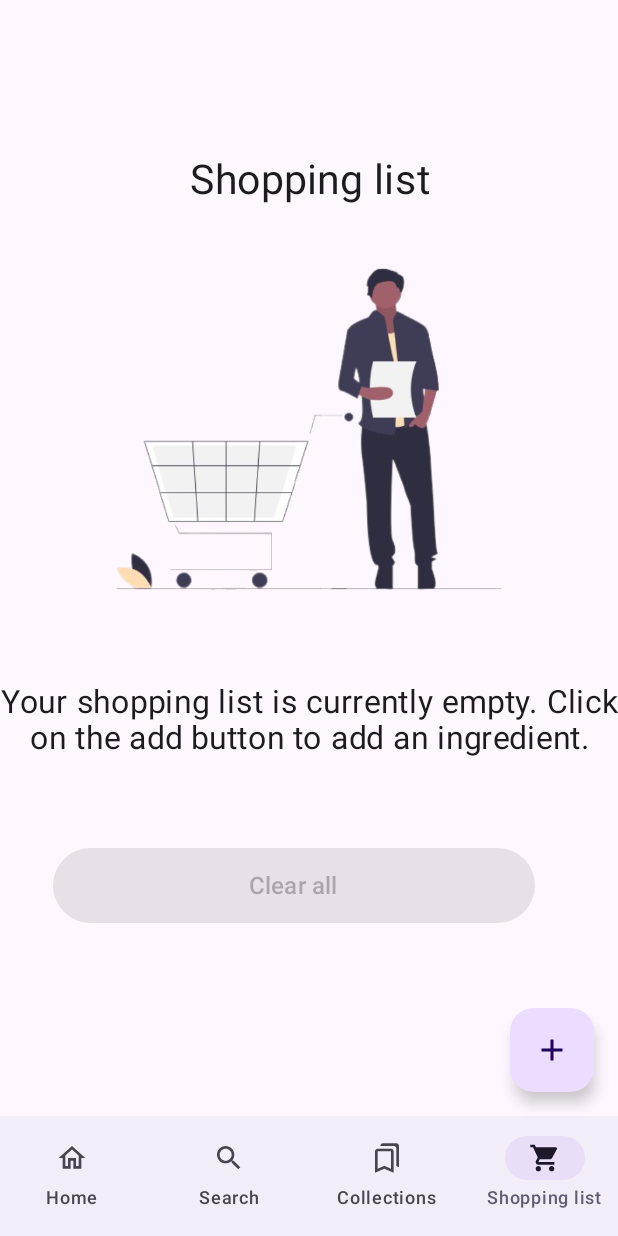
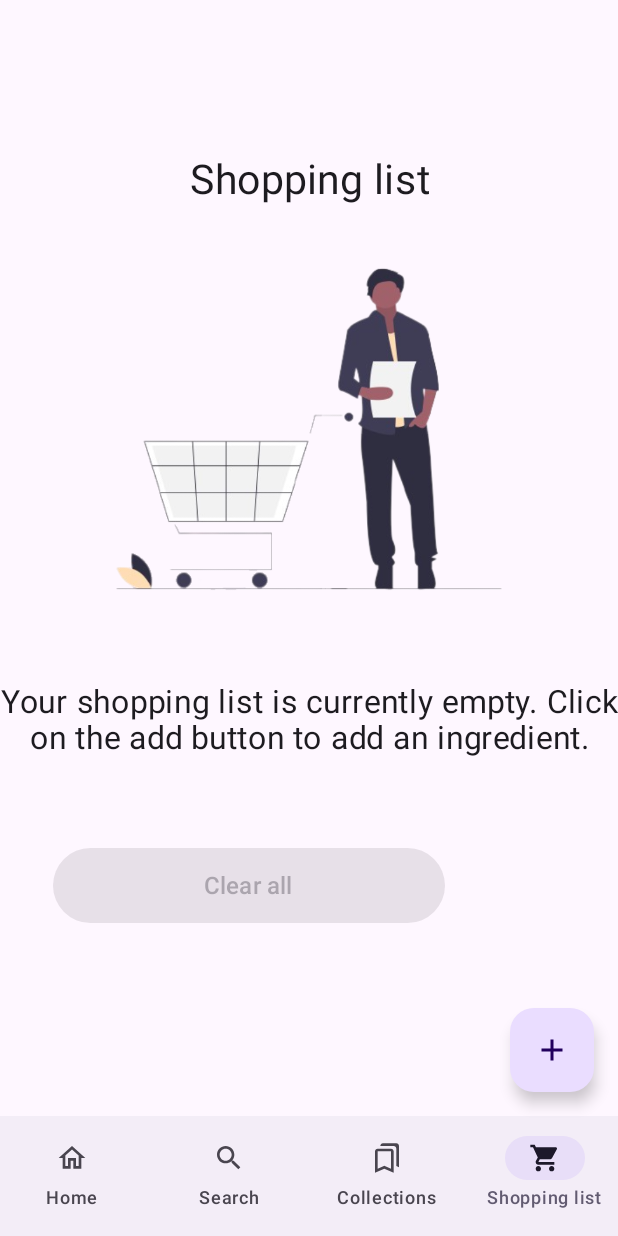
Before and after one commit to milkowska/MealBay, an Android app built with Jetpack Compose: the list screen opened through its navigation route, on a phone screen of 412 x 824 dp. Run offline under Robolectric (Android 15) with nearby library versions, the phone set to English and light mode, and no system bars; our stand-ins replace Room's generated code, livedata-compose.

Commit message:
refactored EmptyListScreen

```diff
--- a/app/src/main/java/uk/ac/aber/dcs/cs39440/mealbay/ui/shopping_list/ListScreen.kt
+++ b/app/src/main/java/uk/ac/aber/dcs/cs39440/mealbay/ui/shopping_list/ListScreen.kt
@@ -1,5 +1,6 @@
 package uk.ac.aber.dcs.cs39440.mealbay.ui.shopping_list
 
+import android.content.Context
 import android.widget.Toast
 import androidx.compose.foundation.Image
 import androidx.compose.foundation.background
@@ -9,6 +10,7 @@ import androidx.compose.foundation.lazy.LazyColumn
 import androidx.compose.foundation.lazy.items
 import androidx.compose.material.icons.Icons
 import androidx.compose.material.icons.filled.Add
+import androidx.compose.material.icons.filled.Close
 import androidx.compose.material.icons.filled.Delete
 import androidx.compose.material3.*
 import androidx.compose.runtime.*
@@ -56,7 +58,6 @@ fun ListScreenTopLevel(
                 shoppingListItem
             )
         },
-        shoppingListViewModel
     )
 }
 
@@ -67,16 +68,15 @@ fun ListScreen(
     shoppingList: List<ShoppingListItem> = listOf(),
     doDelete: (ShoppingListItem) -> Unit = {},
     doInsert: (ShoppingListItem) -> Unit = {},
-    shoppingListViewModel: ShoppingListViewModel
 ) {
     var openDialog = remember { mutableStateOf(false) }
-    // var displayBoxCard by remember { mutableStateOf(false) }
+    var item by rememberSaveable { mutableStateOf("") }
+    var context = LocalContext.current
     TopLevelScaffold(
         navController = navController,
         floatingActionButton = {
             FloatingActionButton(
                 onClick = {
-                    // displayBoxCard = true
                     openDialog.value = true
                 },
             ) {
@@ -92,25 +92,20 @@ fun ListScreen(
                 .padding(innerPadding)
                 .fillMaxSize()
         ) {
+            val openAlertDialog = remember { mutableStateOf(false) }
 
-            val openAlertDialog = remember { mutableStateOf(false) }
-            val context = LocalContext.current
-            var item by rememberSaveable { mutableStateOf("") }
+
 
             Column(
                 modifier = Modifier
                     .fillMaxSize(),
                 verticalArrangement = Arrangement.Center,
                 horizontalAlignment = Alignment.CenterHorizontally
-
                 ) {
 
                 if (openDialog.value) {
                     Dialog(
                         onDismissRequest = {
-                            // Dismiss the dialog when the user clicks outside the dialog or on the back
-                            // button. If you want to disable that functionality, simply use an empty
-                            // onDismissRequest.
                             openDialog.value = false
                         }
                     ) {
@@ -186,40 +181,8 @@ fun ListScreen(
                         }
                     }
                 }
-                /*if (displayBoxCard) {
-                    Box(
-                        modifier = Modifier
-                            .fillMaxWidth()
-                            .wrapContentHeight()
-                            .padding(16.dp)
-                            .offset(y = (-16).dp)
-                    ) {
-                        Card(
-                            modifier = Modifier
-                                .fillMaxWidth()
-                                .wrapContentHeight()
-                                .padding(16.dp),
-                            //  elevation = 8.dp
-                        ) {
-                            Column(
-                                modifier = Modifier.padding(16.dp),
-                                horizontalAlignment = Alignment.CenterHorizontally
-                            ) {
-                                Text("Hello, this is a box card!")
-                                Button(
-                                    onClick = { displayBoxCard = false },
-                                    modifier = Modifier.padding(top = 16.dp)
-                                ) {
-                                    Text("Close")
-                                }
-                            }
-                            // }
-                        }
-                    }
-                }*/
                 if (shoppingList.isEmpty()) {
                     EmptyScreenContent(shoppingList)
-
                 } else {
                     Column(
                         modifier = Modifier
@@ -258,14 +221,12 @@ fun ListScreen(
                                             .weight(1f),
                                         fontSize = 18.sp,
                                     )
-                                    //TODO add  delete icon in the list element
                                     Icon(
-                                        imageVector = Icons.Filled.Delete,
+                                        imageVector = Icons.Filled.Close,
                                         contentDescription = stringResource(id = R.string.delete_icon),
                                         modifier = Modifier
                                             .clickable(
                                                 onClick = {
-                                                    /*todo("perform different actions based upon item clicked")*/
                                                     doDelete(
                                                         ShoppingListItem(
                                                             item = item.item,
@@ -276,9 +237,7 @@ fun ListScreen(
                                             ),
                                         )
                                 }
-
                                 Divider(startIndent = 0.dp, thickness = 1.dp)
-                            }
                             }
                         }
 
@@ -291,12 +250,13 @@ fun ListScreen(
                                 .height(60.dp)
                                 .width(200.dp)
                                 .weight(0.5f),
+                                enabled = shoppingList.isNotEmpty(),
                                 onClick = {
                                     openAlertDialog.value = true
                                 }
                             )
                             {
-                            //TODO disable
+
                                 Text(
                                     text = stringResource(id = R.string.clear_all),
                                     fontSize = 16.sp,
@@ -318,38 +278,10 @@ fun ListScreen(
                                             stringResource(R.string.confirm_clearing),
                                         )
                                     },
-                                confirmButton = {
-                                    TextButton(
-                                        onClick = {
-                                            openAlertDialog.value = false
-
-                                            shoppingListViewModel.clearShoppingList()
-
-                                            Toast.makeText(
-                                                context,
-                                                "The shopping list has been cleared.",
-                                                Toast.LENGTH_SHORT
-                                            ).show()
-                                        },
-                                    ) {
-                                        Text(
-                                            stringResource(R.string.delete),
+                                    confirmButton = { ConfirmButton(openAlertDialog, context) },
+                                    dismissButton = { DismissButton(openAlertDialog) }
                                 )
                             }
-                                },
-
-                                dismissButton = {
-                                    TextButton(
-                                        onClick = {
-                                            openAlertDialog.value = false
-                                        },
-                                    ) {
-                                        Text(
-                                            stringResource(R.string.cancel),
-                                        )
-                                    }
-                                }
-                            )
                         }
                     }
                 }
@@ -364,13 +296,11 @@ fun ListScreen(
 private fun EmptyScreenContent(
     shoppingList: List<ShoppingListItem> = listOf()
 ) {
+
     Column(
         verticalArrangement = Arrangement.SpaceBetween,
         horizontalAlignment = Alignment.CenterHorizontally
-
         ) {
-        val openAlertDialog = remember { mutableStateOf(false) }
-        val context = LocalContext.current
 
         Spacer(modifier = Modifier.height(10.dp))
 
@@ -407,13 +337,10 @@ private fun EmptyScreenContent(
         ) {
             ElevatedButton(modifier = Modifier
                 .height(50.dp)
-                .width(180.dp)
-                .weight(0.5f)
-                .padding(end = 20.dp),
+                .fillMaxWidth()
+                .padding(end = 80.dp),
                 enabled = shoppingList.isNotEmpty(),
-                onClick = {
-                    openAlertDialog.value = true
-                }
+                onClick = { /* nothing happens because button is always disable for empty screen */ }
             )
             {
                 Text(
@@ -421,23 +348,12 @@ private fun EmptyScreenContent(
                     fontSize = 16.sp,
                 )
             }
+        }
+    }
+}
 
-            if (openAlertDialog.value) {
-                AlertDialog(
-                    onDismissRequest = {
-                        openAlertDialog.value = false
-                    },
-                    title = {
-                        Text(
-                            text = stringResource(R.string.clear_the_list),
-                        )
-                    },
-                    text = {
-                        Text(
-                            stringResource(R.string.confirm_clearing),
-                        )
-                    },
-                    confirmButton = {
+@Composable
+private fun ConfirmButton(openAlertDialog: MutableState<Boolean>, context: Context) {
     TextButton(
         onClick = {
             openAlertDialog.value = false
@@ -453,9 +369,10 @@ private fun EmptyScreenContent(
             stringResource(R.string.delete),
         )
     }
-                    },
+}
 
-                    dismissButton = {
+@Composable
+private fun DismissButton(openAlertDialog: MutableState<Boolean>) {
     TextButton(
         onClick = {
             openAlertDialog.value = false
@@ -466,12 +383,6 @@ private fun EmptyScreenContent(
         )
     }
 }
-                )
-            }
-        }
-    }
-}
-
 
 @Composable
 fun AddElement(
```
Lines whose indentation alone changed are shown as unchanged.
